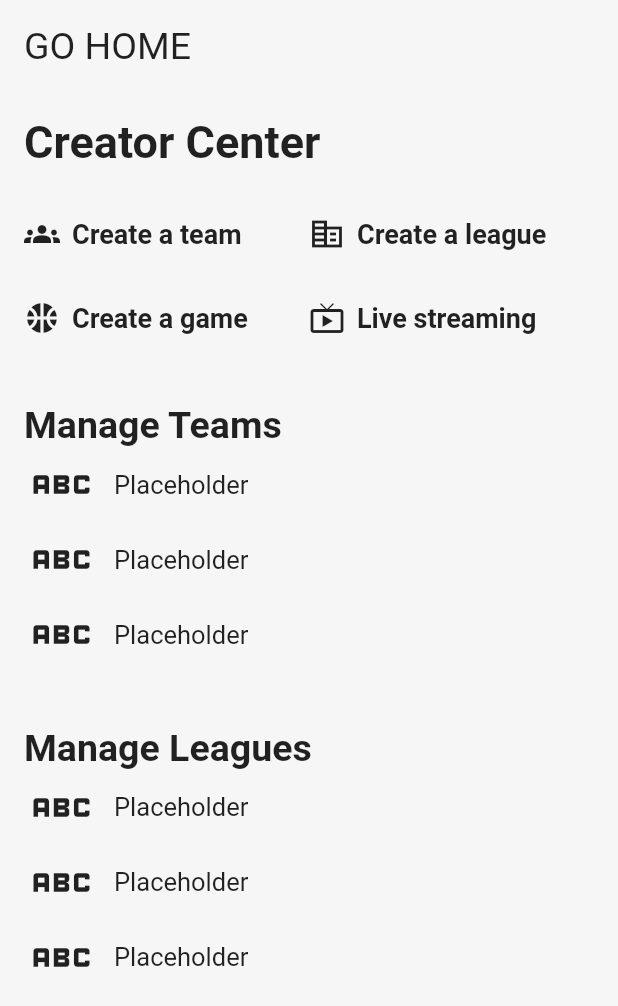
After one commit to leaps-live/leaps-frontend, a Flutter app: the CreateCenterScreen screen opened by its route, on a phone screen of 412 x 824 dp. The commit adds this screen. Shown: the top 1006 px of the screen. Run offline on Flutter 3.47's test engine with Material 2 defaults, Android fonts, the phone set to English and light mode, and no system bars; network calls fail.

Commit message:
feat: add creator center

```diff
--- a/lib/main.dart
+++ b/lib/main.dart
@@ -8,6 +8,7 @@ import 'package:leaps_frontend/screens/main_screen.dart';
 import 'package:leaps_frontend/screens/onboarding_screen.dart';
 import 'package:leaps_frontend/screens/searchMember_screen.dart';
 import 'package:leaps_frontend/screens/userprofile_screen.dart';
+import 'package:leaps_frontend/screens/createcenter_screen.dart';
 import 'package:leaps_frontend/utils/colors.dart';
 
 void main() {
@@ -42,6 +43,7 @@ class MyApp extends StatelessWidget {
         EditTeamScreen.routeName: (context) => const EditTeamScreen(),
         EditLeagueScreen.routeName: (context) => const EditLeagueScreen(),
         SearchMemberScreen.routeName: (context) => const SearchMemberScreen(),
+        CreateCenterScreen.routeName: (context) => const CreateCenterScreen(),
       },
       home: const MainScreen(),
     );
--- /dev/null
+++ b/lib/screens/createcenter_screen.dart
@@ -0,0 +1,279 @@
+import 'package:flutter/material.dart';
+import 'package:leaps_frontend/screens/createteam_screen.dart';
+import 'package:leaps_frontend/screens/createLeague_screen.dart';
+import 'package:leaps_frontend/screens/editleague_screen.dart';
+import 'package:leaps_frontend/screens/editteam_screen.dart';
+
+class CreateCenterScreen extends StatefulWidget {
+  const CreateCenterScreen({super.key});
+  static const routeName = '/create_center';
+
+  @override
+  State<CreateCenterScreen> createState() => _CreateCenterScreenState();
+}
+
+class _CreateCenterScreenState extends State<CreateCenterScreen> {
+  @override
+  Widget build(BuildContext context) {
+    return Scaffold(
+      body: Padding(
+        padding: const EdgeInsets.all(16),
+        child: SafeArea(
+          child: Column(
+            crossAxisAlignment: CrossAxisAlignment.start,
+            children: [
+              GestureDetector(
+                onTap: () {
+                  Navigator.pop(context);
+                },
+                child: const Text(
+                  "GO HOME",
+                  style: TextStyle(
+                    fontSize: 25,
+                  ),
+                ),
+              ),
+              const SizedBox(
+                height: 32,
+              ),
+              const Text(
+                "Creator Center",
+                style: TextStyle(fontSize: 30, fontWeight: FontWeight.bold),
+              ),
+              const SizedBox(
+                height: 32,
+              ),
+              Row(
+                children: [
+                  Expanded(
+                    child: GestureDetector(
+                      onTap: () {
+                        Navigator.pushNamed(
+                            context, CreateTeamScreen.routeName);
+                      },
+                      child: const Row(
+                        children: [
+                          Icon(Icons.groups), // 添加图标
+                          SizedBox(width: 8), // 图标和文本之间的间距
+                          Text(
+                            "Create a team",
+                            style: TextStyle(
+                                fontSize: 18, fontWeight: FontWeight.w600),
+                          ),
+                        ],
+                      ),
+                    ),
+                  ),
+                  Expanded(
+                    child: GestureDetector(
+                      onTap: () {
+                        Navigator.pushNamed(
+                            context, CreateLeagueScreen.routeName);
+                      },
+                      child: const Row(
+                        children: [
+                          Icon(Icons.corporate_fare), // 添加图标
+                          SizedBox(width: 8), // 图标和文本之间的间距
+                          Text(
+                            "Create a league",
+                            style: TextStyle(
+                                fontSize: 18, fontWeight: FontWeight.w600),
+                          ),
+                        ],
+                      ),
+                    ),
+                  ),
+                ],
+              ),
+              const SizedBox(
+                height: 32,
+              ),
+              Row(
+                children: [
+                  Expanded(
+                    child: GestureDetector(
+                      onTap: () {},
+                      child: const Row(
+                        children: [
+                          Icon(Icons.sports_basketball), // 添加图标
+                          SizedBox(width: 8), // 图标和文本之间的间距
+                          Text(
+                            "Create a game",
+                            style: TextStyle(
+                                fontSize: 18, fontWeight: FontWeight.w600),
+                          ),
+                        ],
+                      ),
+                    ),
+                  ),
+                  Expanded(
+                    child: GestureDetector(
+                      onTap: () {},
+                      child: const Row(
+                        children: [
+                          Icon(Icons.live_tv), // 添加图标
+                          SizedBox(width: 8), // 图标和文本之间的间距
+                          Text(
+                            "Live streaming",
+                            style: TextStyle(
+                                fontSize: 18, fontWeight: FontWeight.w600),
+                          ),
+                        ],
+                      ),
+                    ),
+                  ),
+                ],
+              ),
+              const SizedBox(
+                height: 45,
+              ),
+              const Text(
+                "Manage Teams",
+                style: TextStyle(fontWeight: FontWeight.bold, fontSize: 25),
+              ),
+              GestureDetector(
+                onTap: () {
+                  Navigator.pushNamed(context, EditTeamScreen.routeName);
+                },
+                child: Row(
+                  children: [
+                    const Icon(
+                      Icons.abc,
+                      size: 50,
+                    ),
+                    Expanded(
+                      child: Container(
+                        margin: const EdgeInsets.only(left: 10),
+                        child: const Text(
+                          "Placeholder",
+                          style: TextStyle(fontSize: 17),
+                        ),
+                      ),
+                    ),
+                  ],
+                ),
+              ),
+              GestureDetector(
+                onTap: () {
+                  Navigator.pushNamed(context, EditTeamScreen.routeName);
+                },
+                child: Row(
+                  children: [
+                    const Icon(
+                      Icons.abc,
+                      size: 50,
+                    ),
+                    Expanded(
+                      child: Container(
+                        margin: const EdgeInsets.only(left: 10),
+                        child: const Text(
+                          "Placeholder",
+                          style: TextStyle(fontSize: 17),
+                        ),
+                      ),
+                    ),
+                  ],
+                ),
+              ),
+              GestureDetector(
+                onTap: () {
+                  Navigator.pushNamed(context, EditTeamScreen.routeName);
+                },
+                child: Row(
+                  children: [
+                    const Icon(
+                      Icons.abc,
+                      size: 50,
+                    ),
+                    Expanded(
+                      child: Container(
+                        margin: const EdgeInsets.only(left: 10),
+                        child: const Text(
+                          "Placeholder",
+                          style: TextStyle(fontSize: 17),
+                        ),
+                      ),
+                    ),
+                  ],
+                ),
+              ),
+              const SizedBox(
+                height: 36,
+              ),
+              const Text(
+                "Manage Leagues",
+                style: TextStyle(fontWeight: FontWeight.bold, fontSize: 25),
+              ),
+              GestureDetector(
+                onTap: () {
+                  Navigator.pushNamed(context, EditLeagueScreen.routeName);
+                },
+                child: Row(
+                  children: [
+                    const Icon(
+                      Icons.abc,
+                      size: 50,
+                    ),
+                    Expanded(
+                      child: Container(
+                        margin: const EdgeInsets.only(left: 10),
+                        child: const Text(
+                          "Placeholder",
+                          style: TextStyle(fontSize: 17),
+                        ),
+                      ),
+                    ),
+                  ],
+                ),
+              ),
+              GestureDetector(
+                onTap: () {
+                  Navigator.pushNamed(context, EditLeagueScreen.routeName);
+                },
+                child: Row(
+                  children: [
+                    const Icon(
+                      Icons.abc,
+                      size: 50,
+                    ),
+                    Expanded(
+                      child: Container(
+                        margin: const EdgeInsets.only(left: 10),
+                        child: const Text(
+                          "Placeholder",
+                          style: TextStyle(fontSize: 17),
+                        ),
+                      ),
+                    ),
+                  ],
+                ),
+              ),
+              GestureDetector(
+                onTap: () {
+                  Navigator.pushNamed(context, EditLeagueScreen.routeName);
+                },
+                child: Row(
+                  children: [
+                    const Icon(
+                      Icons.abc,
+                      size: 50,
+                    ),
+                    Expanded(
+                      child: Container(
+                        margin: const EdgeInsets.only(left: 10),
+                        child: const Text(
+                          "Placeholder",
+                          style: TextStyle(fontSize: 17),
+                        ),
+                      ),
+                    ),
+                  ],
+                ),
+              ),
+            ],
+          ),
+        ),
+      ),
+    );
+  }
+}
--- a/lib/screens/editleague_screen.dart
+++ b/lib/screens/editleague_screen.dart
@@ -16,7 +16,7 @@ class _EditLeagueScreenState extends State<EditLeagueScreen> {
     return Scaffold(
       appBar: AppBar(
         title: const Text(
-          'Create a league',
+          'Edit a league',
           style: TextStyle(color: Colors.black),
         ),
         iconTheme: const IconThemeData(color: Colors.black),
--- a/lib/screens/editteam_screen.dart
+++ b/lib/screens/editteam_screen.dart
@@ -19,7 +19,7 @@ class _EditTeamScreenState extends State<EditTeamScreen> {
     return Scaffold(
       appBar: AppBar(
         title: const Text(
-          'Create a Team',
+          'Edit a Team',
           style: TextStyle(color: Colors.black),
         ),
         iconTheme: const IconThemeData(color: Colors.black),
--- a/lib/screens/onboarding_screen.dart
+++ b/lib/screens/onboarding_screen.dart
@@ -4,6 +4,7 @@ import 'package:leaps_frontend/screens/createleague_screen.dart';
 import 'package:leaps_frontend/screens/createteam_screen.dart';
 import 'package:leaps_frontend/screens/editteam_screen.dart';
 import 'package:leaps_frontend/screens/editleague_screen.dart';
+import 'package:leaps_frontend/screens/createcenter_screen.dart';
 
 import '../widgets/custom_button.dart';
 
@@ -65,6 +66,14 @@ class OnboardingScreen extends StatelessWidget {
                   Navigator.pushNamed(context, EditLeagueScreen.routeName);
                 },
               )),
+          Padding(
+              padding: const EdgeInsets.symmetric(vertical: 8.0),
+              child: CustomButton(
+                text: 'Creator Center',
+                onTap: () {
+                  Navigator.pushNamed(context, CreateCenterScreen.routeName);
+                },
+              )),
         ],
       ),
     ));
```
